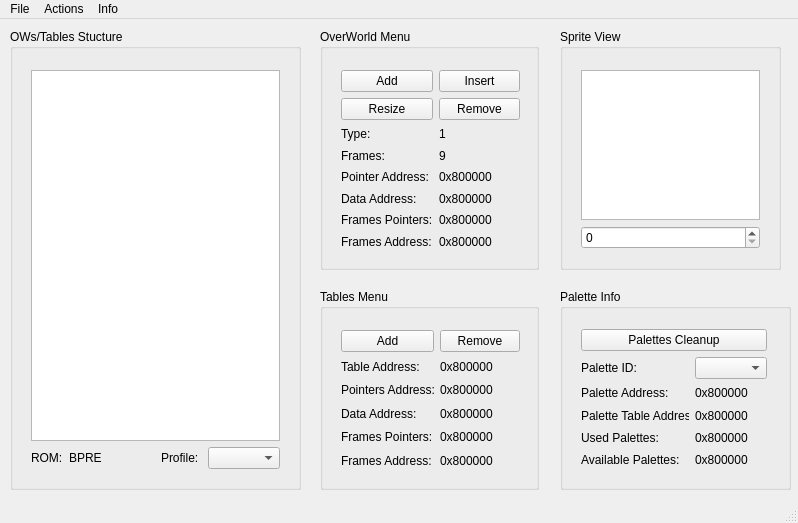
This is ui/mainwindow.ui in kimwnasptd/OWM-Qt as Qt 5 draws it before an edit. The edited form follows.
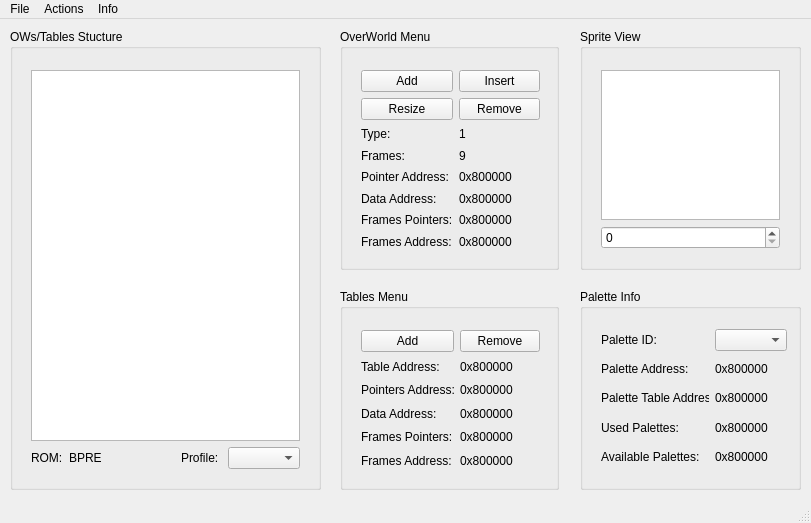
This is the edited form.

```diff
--- a/ui/mainwindow.ui
+++ b/ui/mainwindow.ui
@@ -6,7 +6,7 @@
    <rect>
     <x>0</x>
     <y>0</y>
-    <width>798</width>
+    <width>811</width>
     <height>523</height>
    </rect>
   </property>
@@ -17,9 +17,9 @@
    <widget class="QGroupBox" name="paletteBox">
     <property name="geometry">
      <rect>
-      <x>560</x>
+      <x>580</x>
       <y>270</y>
-      <width>231</width>
+      <width>221</width>
       <height>201</height>
      </rect>
     </property>
@@ -36,86 +36,79 @@
       </rect>
      </property>
      <layout class="QGridLayout" name="paletteOptionsGridLayout">
-      <item row="2" column="0">
+      <item row="1" column="0">
        <widget class="QLabel" name="label_2">
         <property name="text">
          <string>Palette Address:</string>
         </property>
        </widget>
       </item>
-      <item row="4" column="1">
+      <item row="3" column="1">
        <widget class="QLabel" name="label_16">
         <property name="text">
          <string>0x800000</string>
         </property>
        </widget>
       </item>
-      <item row="3" column="1">
+      <item row="2" column="1">
        <widget class="QLabel" name="label_13">
         <property name="text">
          <string>0x800000</string>
         </property>
        </widget>
       </item>
-      <item row="2" column="1">
+      <item row="1" column="1">
        <widget class="QLabel" name="label_8">
         <property name="text">
          <string>0x800000</string>
         </property>
        </widget>
       </item>
-      <item row="5" column="1">
+      <item row="4" column="1">
        <widget class="QLabel" name="label_17">
         <property name="text">
          <string>0x800000</string>
         </property>
        </widget>
       </item>
-      <item row="0" column="0" colspan="2">
-       <widget class="QPushButton" name="pushButton">
-        <property name="text">
-         <string>Palettes Cleanup</string>
-        </property>
-       </widget>
-      </item>
-      <item row="5" column="0">
+      <item row="4" column="0">
        <widget class="QLabel" name="label_12">
         <property name="text">
          <string>Available Palettes:</string>
         </property>
        </widget>
       </item>
-      <item row="4" column="0">
+      <item row="3" column="0">
        <widget class="QLabel" name="label_11">
         <property name="text">
          <string>Used Palettes:</string>
         </property>
        </widget>
       </item>
-      <item row="3" column="0">
+      <item row="0" column="1">
+       <widget class="QComboBox" name="comboBox"/>
+      </item>
+      <item row="2" column="0">
        <widget class="QLabel" name="label_10">
         <property name="text">
          <string>Palette Table Address:</string>
         </property>
        </widget>
       </item>
-      <item row="1" column="0">
+      <item row="0" column="0">
        <widget class="QLabel" name="label_18">
         <property name="text">
          <string>Palette ID:</string>
         </property>
        </widget>
       </item>
-      <item row="1" column="1">
-       <widget class="QComboBox" name="comboBox"/>
-      </item>
      </layout>
     </widget>
    </widget>
    <widget class="QGroupBox" name="tablesButtonBox">
     <property name="geometry">
      <rect>
-      <x>320</x>
+      <x>340</x>
       <y>270</y>
       <width>219</width>
       <height>201</height>
@@ -227,7 +220,7 @@
     </property>
     <property name="geometry">
      <rect>
-      <x>320</x>
+      <x>340</x>
       <y>10</y>
       <width>219</width>
       <height>241</height>
@@ -399,7 +392,7 @@
      <rect>
       <x>10</x>
       <y>10</y>
-      <width>291</width>
+      <width>311</width>
       <height>461</height>
      </rect>
     </property>
@@ -411,7 +404,7 @@
       <rect>
        <x>10</x>
        <y>30</y>
-       <width>271</width>
+       <width>291</width>
        <height>421</height>
       </rect>
      </property>
@@ -454,7 +447,17 @@
        </spacer>
       </item>
       <item row="1" column="0" colspan="5">
-       <widget class="QTreeView" name="OWTreeView"/>
+       <widget class="QTreeView" name="OWTreeView">
+        <attribute name="headerCascadingSectionResizes">
+         <bool>false</bool>
+        </attribute>
+        <attribute name="headerDefaultSectionSize">
+         <number>140</number>
+        </attribute>
+        <attribute name="headerMinimumSectionSize">
+         <number>24</number>
+        </attribute>
+       </widget>
       </item>
      </layout>
     </widget>
@@ -462,7 +465,7 @@
    <widget class="QGroupBox" name="groupBox_2">
     <property name="geometry">
      <rect>
-      <x>560</x>
+      <x>580</x>
       <y>10</y>
       <width>221</width>
       <height>241</height>
@@ -496,7 +499,7 @@
     <rect>
      <x>0</x>
      <y>0</y>
-     <width>798</width>
+     <width>811</width>
      <height>27</height>
     </rect>
    </property>
```
Left out of the diff: 8 changed lines with no effect on the pictures.
